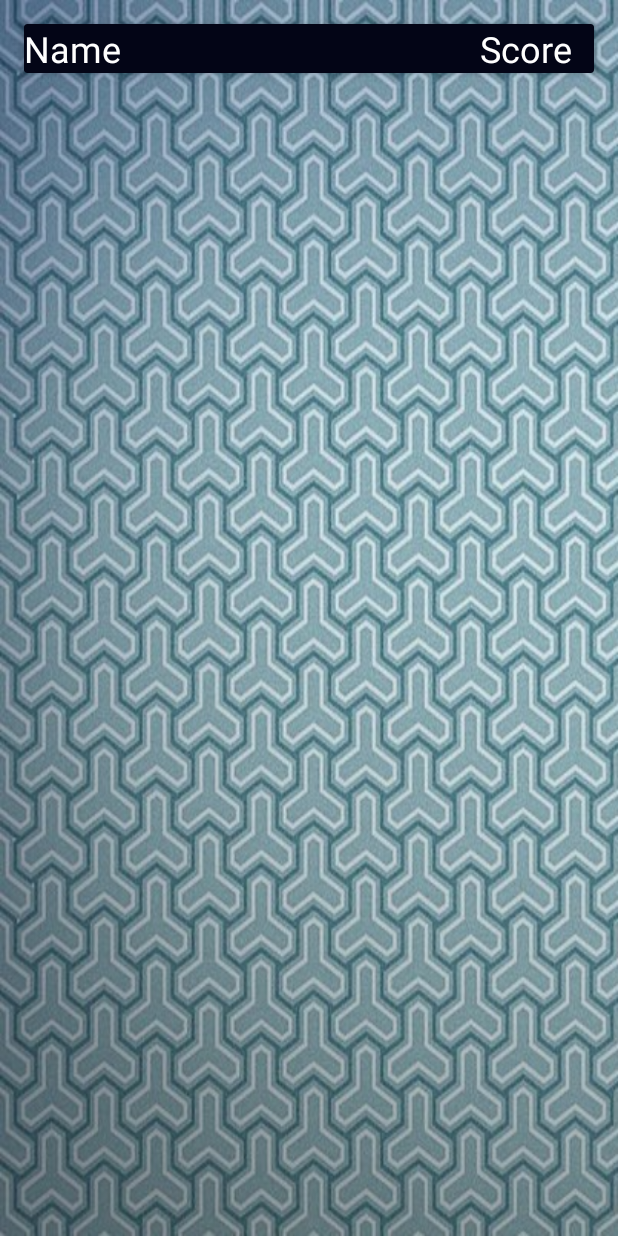
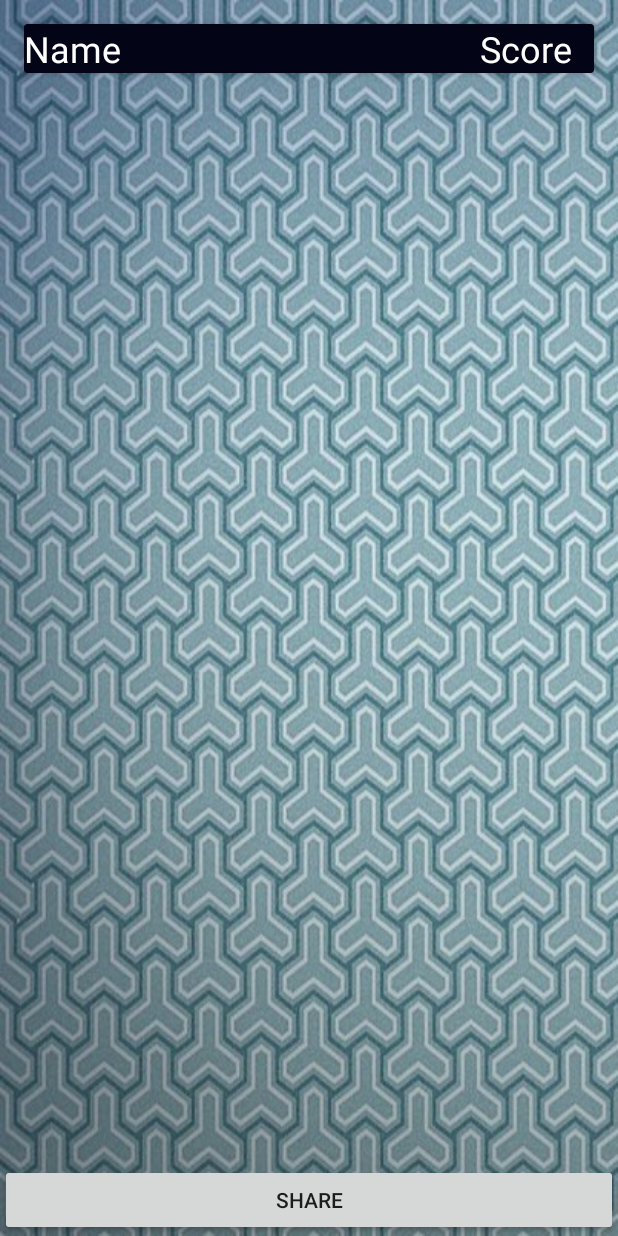
Before and after one commit to Woochul-Hyun/Firebase-EducationalGameApp, an Android app: the ScoreDetail screen opened directly, with no data from a screen before it, on a phone screen of 412 x 824 dp. Run offline under Robolectric (Android 15) with nearby library versions, the phone set to English and light mode, and no system bars; our stand-ins replace Firebase (no records; nobody signed in at launch, a user with empty details on screens opened directly); 1 statement that could not run was skipped.

Commit message:
add button for share

```diff
--- a/app/src/main/res/layout/activity_score_detail.xml
+++ b/app/src/main/res/layout/activity_score_detail.xml
@@ -55,6 +55,22 @@
 
     </android.support.v7.widget.RecyclerView>
 
+    <LinearLayout
+        android:layout_width="match_parent"
+        android:layout_height="match_parent">
+
+        <Button
+            android:id="@+id/share"
+            android:layout_width="match_parent"
+            android:layout_height="wrap_content"
+            android:layout_alignParentLeft="true"
+            android:layout_alignParentTop="true"
+            android:text="Share"
+            android:gravity="center"
+            android:layout_gravity="bottom"/>
+
+
+    </LinearLayout>
 
 
 </RelativeLayout>
```
